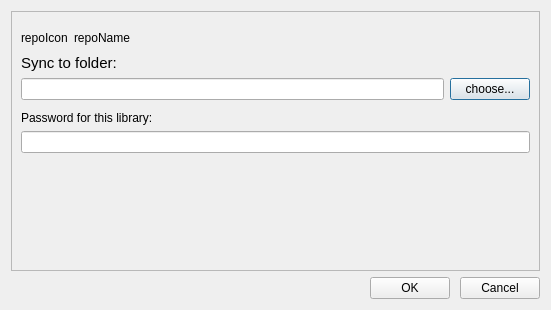
Above: ui/download-repo-dialog.ui from haiwen/seafile-client before the change. Below: the same form after it.
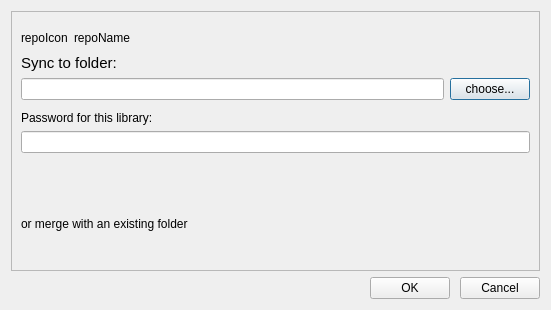
That is the form after the change.

Commit message:
ui: add an option to syncing with an existing folder with a different name
- add an option to sync to an alternative path
- fix a bug to compare existing repo names correctly

```diff
--- a/ui/download-repo-dialog.ui
+++ b/ui/download-repo-dialog.ui
@@ -167,6 +167,63 @@
         <property name="sizeHint" stdset="0">
          <size>
           <width>20</width>
+          <height>0</height>
+         </size>
+        </property>
+       </spacer>
+      </item>
+      <item>
+       <widget class="QFrame" name="mSwitchToSyncFrame">
+        <property name="frameShape">
+         <enum>QFrame::NoFrame</enum>
+        </property>
+        <property name="frameShadow">
+         <enum>QFrame::Plain</enum>
+        </property>
+        <property name="lineWidth">
+         <number>0</number>
+        </property>
+        <layout class="QHBoxLayout" name="horizontalLayout_6">
+         <property name="leftMargin">
+          <number>0</number>
+         </property>
+         <property name="topMargin">
+          <number>20</number>
+         </property>
+         <property name="rightMargin">
+          <number>0</number>
+         </property>
+         <item>
+          <widget class="QLabel" name="mSwitchModeHint">
+           <property name="text">
+            <string notr="true">or merge with an existing folder </string>
+           </property>
+          </widget>
+         </item>
+         <item>
+          <spacer name="horizontalSpacer_4">
+           <property name="orientation">
+            <enum>Qt::Horizontal</enum>
+           </property>
+           <property name="sizeHint" stdset="0">
+            <size>
+             <width>235</width>
+             <height>20</height>
+            </size>
+           </property>
+          </spacer>
+         </item>
+        </layout>
+       </widget>
+      </item>
+      <item>
+       <spacer name="verticalSpacer_2">
+        <property name="orientation">
+         <enum>Qt::Vertical</enum>
+        </property>
+        <property name="sizeHint" stdset="0">
+         <size>
+          <width>20</width>
           <height>18</height>
          </size>
         </property>
```
The commit also changes 7 other files.
